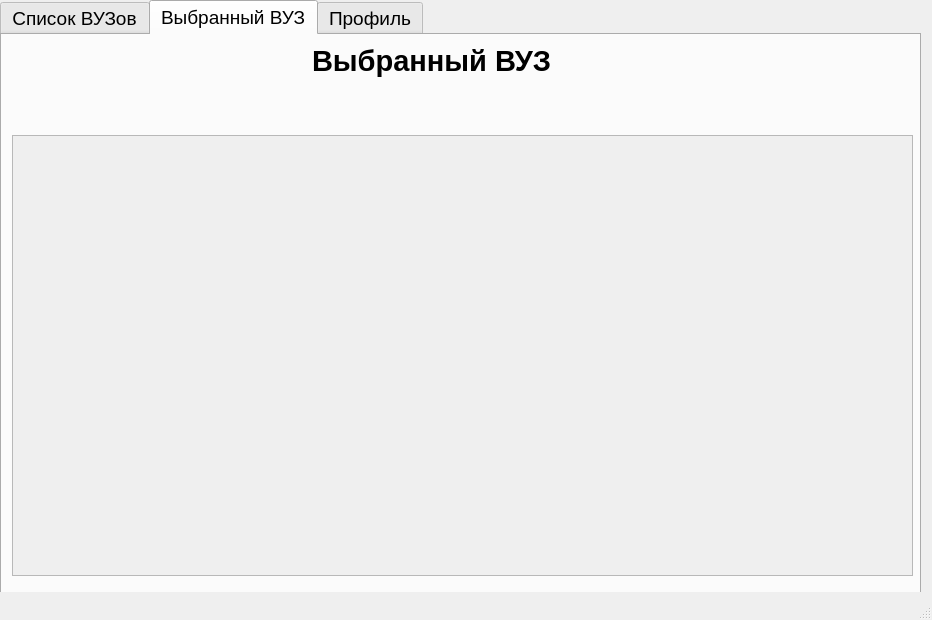
First picture: the form in profileUI.ui, repository OverHome/Agrant, before the edit.
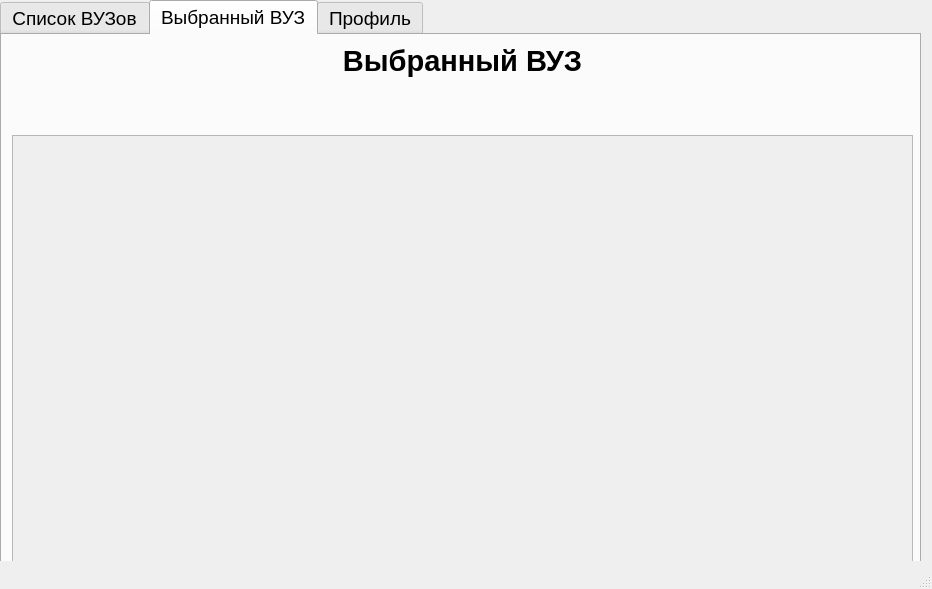
Second picture: the form after the edit. The open tabs and pages were chosen to show the change.

Patch:
```diff
--- a/profileUI.ui
+++ b/profileUI.ui
@@ -7,7 +7,7 @@
     <x>0</x>
     <y>0</y>
     <width>932</width>
-    <height>620</height>
+    <height>589</height>
    </rect>
   </property>
   <property name="font">
@@ -87,9 +87,9 @@
      <widget class="QLabel" name="label_3">
       <property name="geometry">
        <rect>
-        <x>310</x>
+        <x>10</x>
         <y>0</y>
-        <width>261</width>
+        <width>901</width>
         <height>51</height>
        </rect>
       </property>
@@ -103,6 +103,9 @@
       <property name="text">
        <string>Выбранный ВУЗ</string>
       </property>
+      <property name="alignment">
+       <set>Qt::AlignCenter</set>
+      </property>
      </widget>
      <widget class="QScrollArea" name="scrollArea_2">
       <property name="geometry">
```
Left out of the diff: 4 changed lines with no effect on the pictures.
